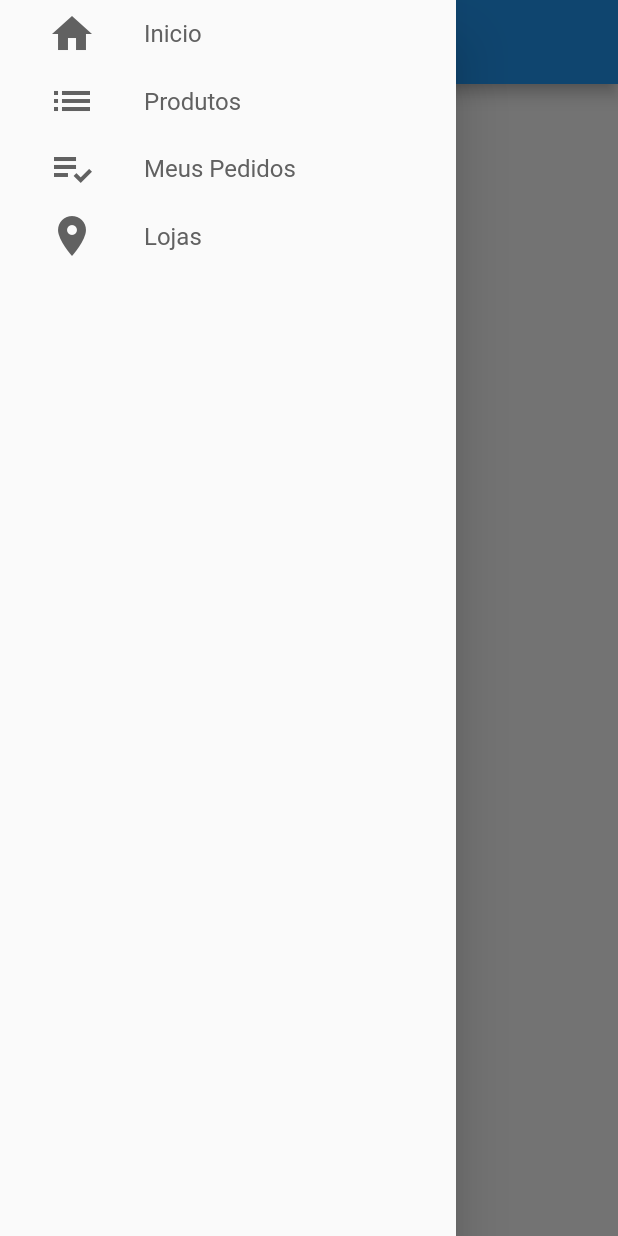
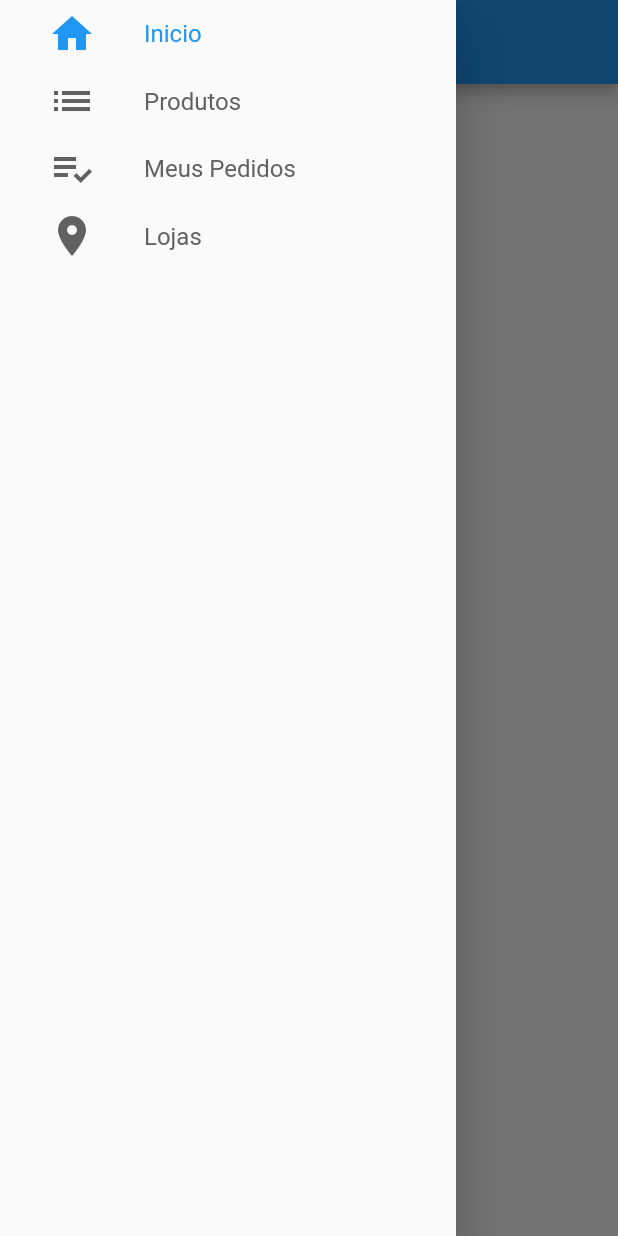
Before and after one commit to glesiosantos/appstore, a Flutter app: the screen it shows after launch, with the side drawer open, on a phone screen of 412 x 824 dp. Run offline on Flutter 3.47's test engine with Material 2 defaults, Android fonts, the phone set to English and light mode, and no system bars.

```diff
--- /dev/null
+++ b/lib/core/app_provider.dart
@@ -0,0 +1,5 @@
+import 'package:provider/single_child_widget.dart';
+
+class AppProvider {
+  static List<SingleChildBuilder> providers = [];
+}
--- a/lib/core/customs/drawer/components/drawer_tile.dart
+++ b/lib/core/customs/drawer/components/drawer_tile.dart
@@ -1,4 +1,6 @@
+import 'package:appstore/features/base/controllers/base_controller.dart';
 import 'package:flutter/material.dart';
+import 'package:provider/provider.dart';
 
 class DrawerTile extends StatelessWidget {
   final IconData icon;
@@ -10,8 +12,12 @@ class DrawerTile extends StatelessWidget {
 
   @override
   Widget build(BuildContext context) {
+    final int currentPage = context.watch<BaseController>().page;
+
     return InkWell(
-      onTap: () {},
+      onTap: () {
+        context.read<BaseController>().setPage(page);
+      },
       child: SizedBox(
         height: 45,
         child: Row(
@@ -19,7 +25,7 @@ class DrawerTile extends StatelessWidget {
             Icon(
               icon,
               size: 32,
-              color: Colors.grey[700],
+              color: currentPage == page ? Colors.blue : Colors.grey[700],
             ),
             const SizedBox(
               width: 32,
@@ -28,7 +34,7 @@ class DrawerTile extends StatelessWidget {
               text,
               style: TextStyle(
                 fontSize: 16,
-                color: Colors.grey[700],
+                color: currentPage == page ? Colors.blue : Colors.grey[700],
               ),
             ),
           ],
--- a/lib/features/base/controllers/base_controller.dart
+++ b/lib/features/base/controllers/base_controller.dart
@@ -1 +1,15 @@
-class BaseController {}
+import 'package:flutter/material.dart';
+
+class BaseController {
+  final PageController controller;
+
+  BaseController({required this.controller});
+
+  int page = 0;
+
+  void setPage(int value) {
+    if (page == value) return;
+    page = value;
+    controller.jumpToPage(value);
+  }
+}
--- a/lib/features/base/screen/base_screen.dart
+++ b/lib/features/base/screen/base_screen.dart
@@ -1,5 +1,7 @@
 import 'package:appstore/core/customs/drawer/custom_drawer.dart';
+import 'package:appstore/features/base/controllers/base_controller.dart';
 import 'package:flutter/material.dart';
+import 'package:provider/provider.dart';
 
 class BaseScreen extends StatelessWidget {
   final _pageController = PageController();
@@ -8,7 +10,9 @@ class BaseScreen extends StatelessWidget {
 
   @override
   Widget build(BuildContext context) {
-    return PageView(
+    return Provider(
+      create: (_) => BaseController(controller: _pageController),
+      child: PageView(
         controller: _pageController,
         physics: const NeverScrollableScrollPhysics(),
         children: [
@@ -19,9 +23,29 @@ class BaseScreen extends StatelessWidget {
             drawer: const CustomDrawer(),
             body: const Text('Home'),
           ),
-        Container(color: Colors.yellow),
-        Container(color: Colors.green),
+          Scaffold(
+            appBar: AppBar(
+              title: const Text('Produtos'),
+            ),
+            drawer: const CustomDrawer(),
+            body: const Text('Produtos'),
+          ),
+          Scaffold(
+            appBar: AppBar(
+              title: const Text('Pedidos'),
+            ),
+            drawer: const CustomDrawer(),
+            body: const Text('Pedidos'),
+          ),
+          Scaffold(
+            appBar: AppBar(
+              title: const Text('Lojas'),
+            ),
+            drawer: const CustomDrawer(),
+            body: const Text('Lojas'),
+          ),
         ],
+      ),
     );
   }
 }
--- a/lib/main.dart
+++ b/lib/main.dart
@@ -1,4 +1,4 @@
-import 'package:appstore/app_widget.dart';
+import 'package:appstore/core/app_widget.dart';
 import 'package:flutter/material.dart';
 
 void main() => runApp(const AppWidget());
```
Also changed, not shown: lib/core/constants/app_routes.dart (added, +9 -0 lines), pubspec.yaml (+1 -50 lines), lib/core/app_widget.dart (renamed from lib/app_widget.dart), pubspec.lock, 1 other file. Lines whose indentation alone changed are shown as unchanged.
